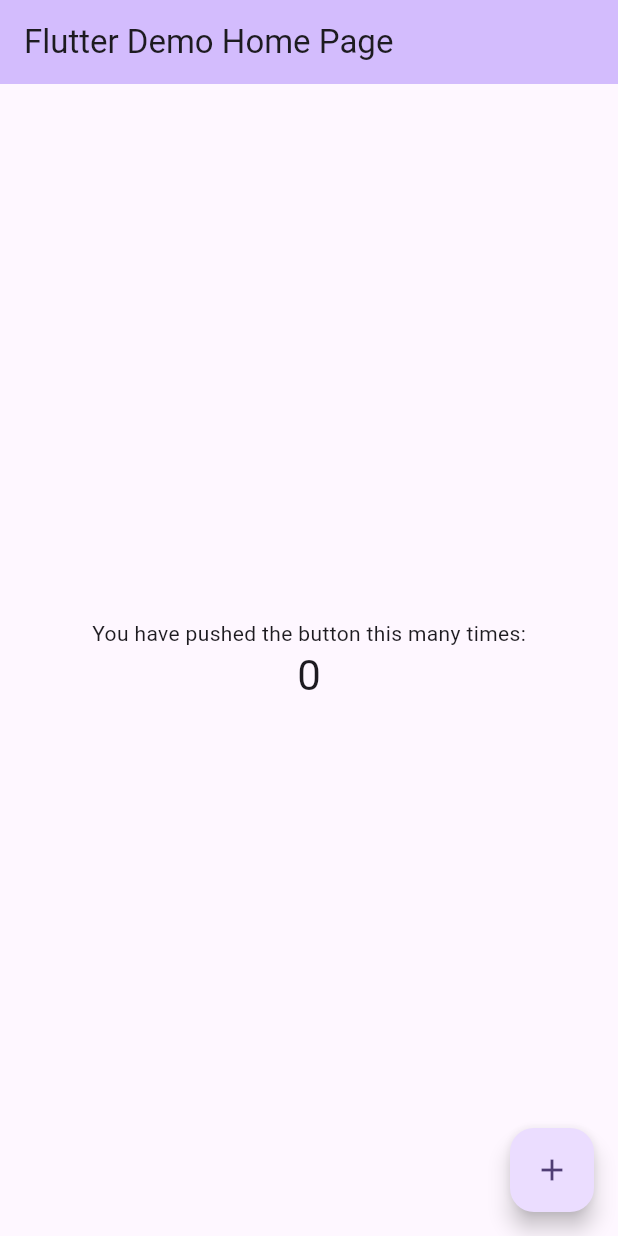
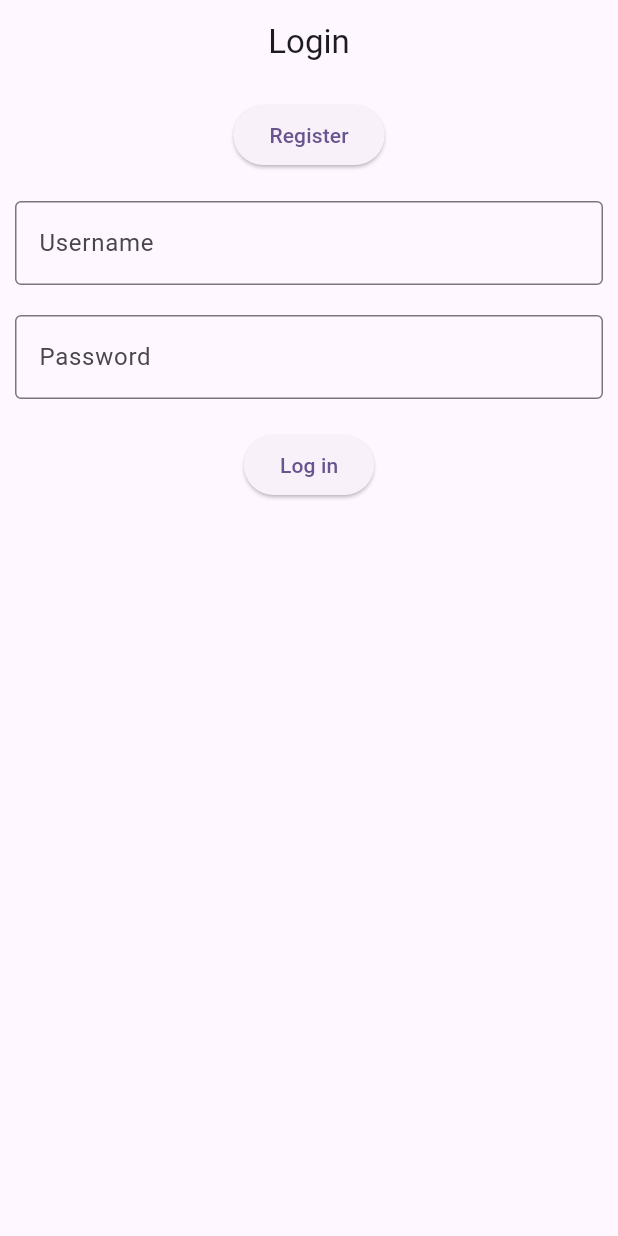
Before and after one commit to tristan-gajsek/Project-Mobile-App, a Flutter app: the screen it shows after launch, on a phone screen of 412 x 824 dp. Run offline on Flutter 3.47's test engine with Material 3 defaults, Android fonts, the phone set to English and light mode, and no system bars.

Commit message:
Add login, registration and profile screens

```diff
--- /dev/null
+++ b/lib/login.dart
@@ -0,0 +1,82 @@
+import 'package:flutter/material.dart';
+import 'package:project_mobile_app/profile.dart';
+import 'package:project_mobile_app/register.dart';
+
+const double padding = 10;
+
+class LoginScreen extends StatefulWidget {
+  const LoginScreen({super.key});
+
+  @override
+  State<LoginScreen> createState() => _LoginScreenState();
+}
+
+class _LoginScreenState extends State<LoginScreen> {
+  String _username = "";
+  String _password = "";
+
+  @override
+  Widget build(BuildContext context) {
+    return Scaffold(
+      appBar: AppBar(
+        title: const Center(
+          child: Text("Login"),
+        ),
+      ),
+      body: Column(
+        children: [
+          Padding(
+            padding: const EdgeInsets.all(padding),
+            child: ElevatedButton(
+              onPressed: () => Navigator.pushReplacement(
+                  context,
+                  MaterialPageRoute(
+                      builder: (context) => const RegisterScreen())),
+              child: const Text("Register"),
+            ),
+          ),
+          Padding(
+            padding: const EdgeInsets.all(padding),
+            child: TextField(
+              decoration: const InputDecoration(
+                border: OutlineInputBorder(),
+                labelText: "Username",
+              ),
+              onChanged: (value) {
+                setState(() {
+                  _username = value;
+                });
+              },
+            ),
+          ),
+          Padding(
+            padding: const EdgeInsets.all(padding),
+            child: TextField(
+              obscureText: true,
+              decoration: const InputDecoration(
+                border: OutlineInputBorder(),
+                labelText: "Password",
+              ),
+              onChanged: (value) {
+                setState(() {
+                  _password = value;
+                });
+              },
+            ),
+          ),
+          Padding(
+            padding: const EdgeInsets.all(padding),
+            child: ElevatedButton(
+              onPressed: () => Navigator.pushReplacement(
+                  context,
+                  MaterialPageRoute(
+                      builder: (context) => ProfileScreen(
+                          email: "foo@bar.com", username: _username))),
+              child: const Text("Log in"),
+            ),
+          ),
+        ],
+      ),
+    );
+  }
+}
--- a/lib/main.dart
+++ b/lib/main.dart
@@ -1,125 +1,23 @@
 import 'package:flutter/material.dart';
+import 'login.dart';
 
 void main() {
-  runApp(const MyApp());
+  runApp(const App());
 }
 
-class MyApp extends StatelessWidget {
-  const MyApp({super.key});
+class App extends StatelessWidget {
+  const App({super.key});
 
-  // This widget is the root of your application.
   @override
   Widget build(BuildContext context) {
     return MaterialApp(
-      title: 'Flutter Demo',
+      debugShowCheckedModeBanner: false,
+      title: 'Noise Pollution App',
       theme: ThemeData(
-        // This is the theme of your application.
-        //
-        // TRY THIS: Try running your application with "flutter run". You'll see
-        // the application has a purple toolbar. Then, without quitting the app,
-        // try changing the seedColor in the colorScheme below to Colors.green
-        // and then invoke "hot reload" (save your changes or press the "hot
-        // reload" button in a Flutter-supported IDE, or press "r" if you used
-        // the command line to start the app).
-        //
-        // Notice that the counter didn't reset back to zero; the application
-        // state is not lost during the reload. To reset the state, use hot
-        // restart instead.
-        //
-        // This works for code too, not just values: Most code changes can be
-        // tested with just a hot reload.
         colorScheme: ColorScheme.fromSeed(seedColor: Colors.deepPurple),
         useMaterial3: true,
       ),
-      home: const MyHomePage(title: 'Flutter Demo Home Page'),
+      home: const LoginScreen(),
     );
   }
 }
-
-class MyHomePage extends StatefulWidget {
-  const MyHomePage({super.key, required this.title});
-
-  // This widget is the home page of your application. It is stateful, meaning
-  // that it has a State object (defined below) that contains fields that affect
-  // how it looks.
-
-  // This class is the configuration for the state. It holds the values (in this
-  // case the title) provided by the parent (in this case the App widget) and
-  // used by the build method of the State. Fields in a Widget subclass are
-  // always marked "final".
-
-  final String title;
-
-  @override
-  State<MyHomePage> createState() => _MyHomePageState();
-}
-
-class _MyHomePageState extends State<MyHomePage> {
-  int _counter = 0;
-
-  void _incrementCounter() {
-    setState(() {
-      // This call to setState tells the Flutter framework that something has
-      // changed in this State, which causes it to rerun the build method below
-      // so that the display can reflect the updated values. If we changed
-      // _counter without calling setState(), then the build method would not be
-      // called again, and so nothing would appear to happen.
-      _counter++;
-    });
-  }
-
-  @override
-  Widget build(BuildContext context) {
-    // This method is rerun every time setState is called, for instance as done
-    // by the _incrementCounter method above.
-    //
-    // The Flutter framework has been optimized to make rerunning build methods
-    // fast, so that you can just rebuild anything that needs updating rather
-    // than having to individually change instances of widgets.
-    return Scaffold(
-      appBar: AppBar(
-        // TRY THIS: Try changing the color here to a specific color (to
-        // Colors.amber, perhaps?) and trigger a hot reload to see the AppBar
-        // change color while the other colors stay the same.
-        backgroundColor: Theme.of(context).colorScheme.inversePrimary,
-        // Here we take the value from the MyHomePage object that was created by
-        // the App.build method, and use it to set our appbar title.
-        title: Text(widget.title),
-      ),
-      body: Center(
-        // Center is a layout widget. It takes a single child and positions it
-        // in the middle of the parent.
-        child: Column(
-          // Column is also a layout widget. It takes a list of children and
-          // arranges them vertically. By default, it sizes itself to fit its
-          // children horizontally, and tries to be as tall as its parent.
-          //
-          // Column has various properties to control how it sizes itself and
-          // how it positions its children. Here we use mainAxisAlignment to
-          // center the children vertically; the main axis here is the vertical
-          // axis because Columns are vertical (the cross axis would be
-          // horizontal).
-          //
-          // TRY THIS: Invoke "debug painting" (choose the "Toggle Debug Paint"
-          // action in the IDE, or press "p" in the console), to see the
-          // wireframe for each widget.
-          mainAxisAlignment: MainAxisAlignment.center,
-          children: <Widget>[
-            const Text(
-              'You have pushed the button this many times:',
-            ),
-            Text(
-              '$_counter',
-              style: Theme.of(context).textTheme.headlineMedium,
-            ),
-          ],
-        ),
-      ),
-      floatingActionButton: FloatingActionButton(
-        onPressed: _incrementCounter,
-        tooltip: 'Increment',
-        child: const Icon(Icons.add),
-      ), // This trailing comma makes auto-formatting nicer for build methods.
-    );
-  }
-}
```
Also changed, not shown: lib/profile.dart (added, +45 -0 lines), lib/register.dart (added, +92 -0 lines).
